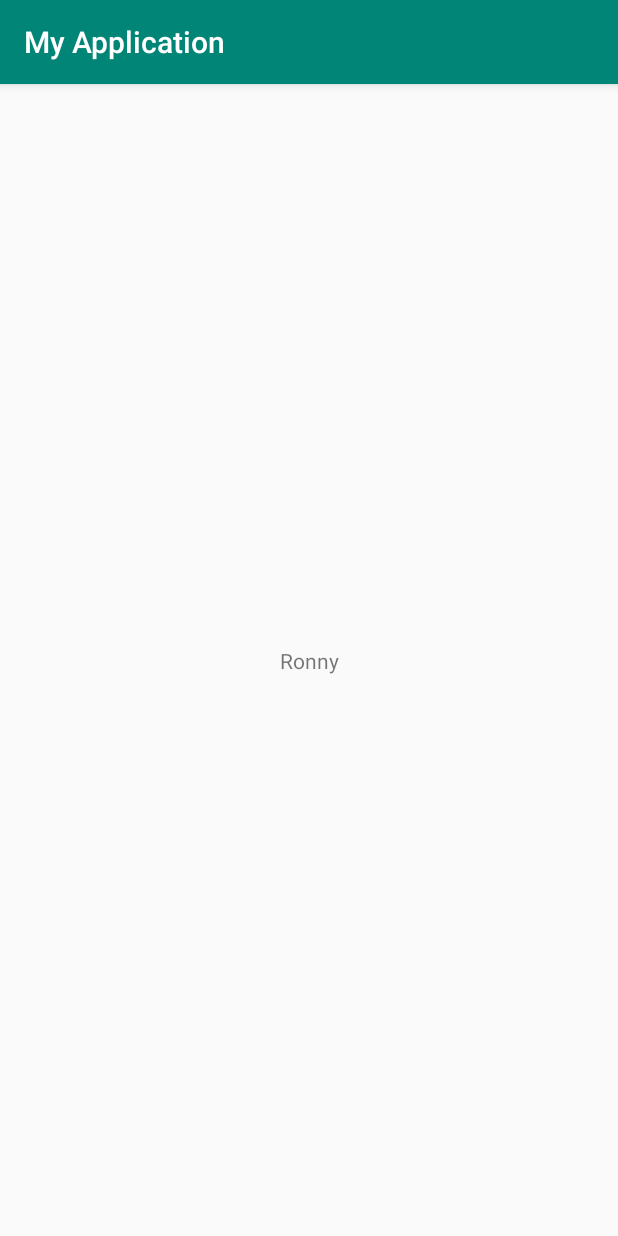
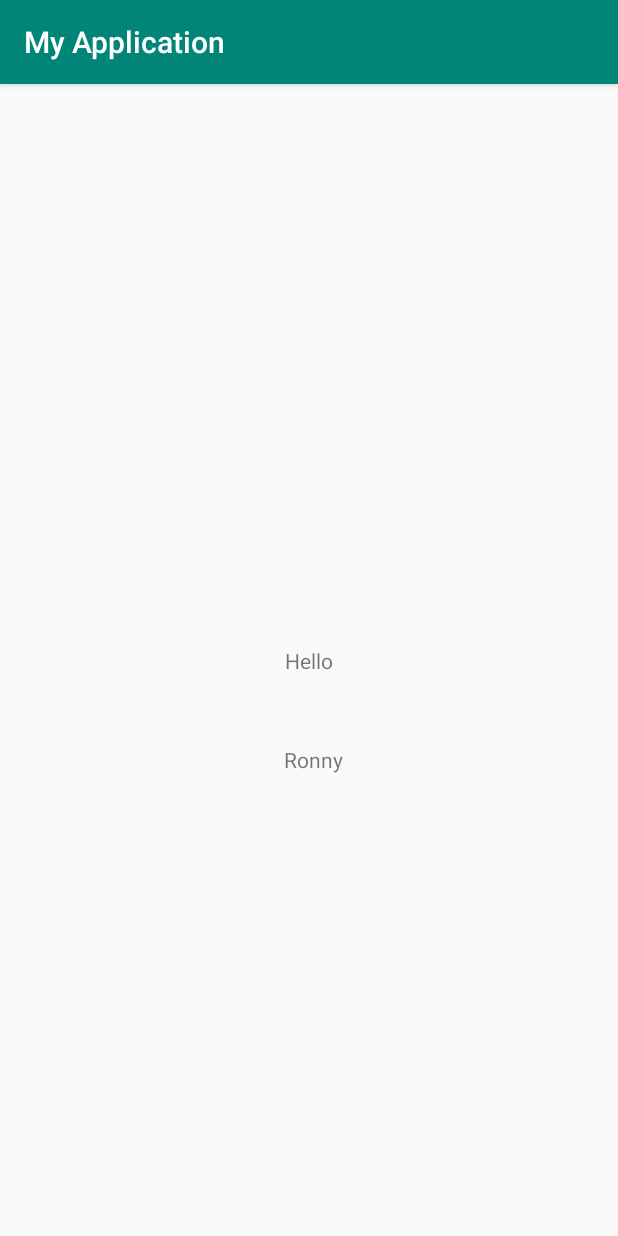
Before and after one commit to rsabando/androidprueba1, an Android app: the screen it shows after launch (MainActivity), on a phone screen of 412 x 824 dp. Run offline under Robolectric (Android 15) with nearby library versions, the phone set to English and light mode, and no system bars.

```diff
--- a/app/src/main/res/layout/activity_main.xml
+++ b/app/src/main/res/layout/activity_main.xml
@@ -9,10 +9,23 @@
     <TextView
         android:layout_width="wrap_content"
         android:layout_height="wrap_content"
-        android:text="@string/name"
+
+        android:text="@string/welcome"
         app:layout_constraintBottom_toBottomOf="parent"
         app:layout_constraintLeft_toLeftOf="parent"
         app:layout_constraintRight_toRightOf="parent"
         app:layout_constraintTop_toTopOf="parent" />
 
+    <TextView
+        android:layout_width="wrap_content"
+        android:layout_height="wrap_content"
+
+        android:text="@string/name"
+        app:layout_constraintBottom_toBottomOf="parent"
+        app:layout_constraintHorizontal_bias="0.508"
+        app:layout_constraintLeft_toLeftOf="parent"
+        app:layout_constraintRight_toRightOf="parent"
+        app:layout_constraintTop_toTopOf="parent"
+        app:layout_constraintVertical_bias="0.589" />
+
 </android.support.constraint.ConstraintLayout>
--- a/app/src/main/res/values/strings.xml
+++ b/app/src/main/res/values/strings.xml
@@ -1,4 +1,5 @@
 <resources>
     <string name="app_name">My Application</string>
+    <string name="welcome">Hello</string>
     <string name="name">Ronny</string>
 </resources>
```
Also changed, not shown: 11 other files.
